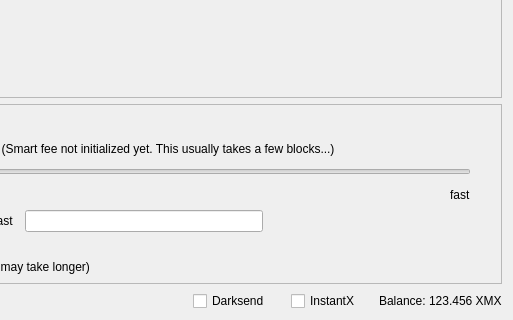
Qt form src/qt/forms/sendcoinsdialog.ui (xumacoin/xuma-core) before a commit; both pictures show x 337 to 850 and y 290 to 610 of the 850 by 610 pixel window.
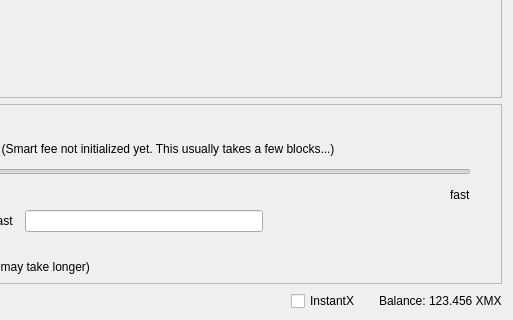
The same form after that commit. Icons and pictures are not drawn. Custom widgets are drawn as their Qt base class.

Commit message: Removed Darksend from UI, added logo and colors.

The edit to the form file:
```diff
--- a/src/qt/forms/sendcoinsdialog.ui
+++ b/src/qt/forms/sendcoinsdialog.ui
@@ -1384,22 +1384,6 @@
        <property name="spacing">
         <number>3</number>
        </property>
-       <item>
-        <widget class="QCheckBox" name="checkUseDarksend">
-         <property name="minimumSize">
-          <size>
-           <width>95</width>
-           <height>0</height>
-          </size>
-         </property>
-         <property name="text">
-          <string>Darksend</string>
-         </property>
-         <property name="checked">
-          <bool>false</bool>
-         </property>
-        </widget>
-       </item>
        <item>
         <widget class="QCheckBox" name="checkInstantX">
          <property name="enabled">
```
Left out of the diff: 4 changed lines with no effect on the pictures. The commit also changes 19 other files.
